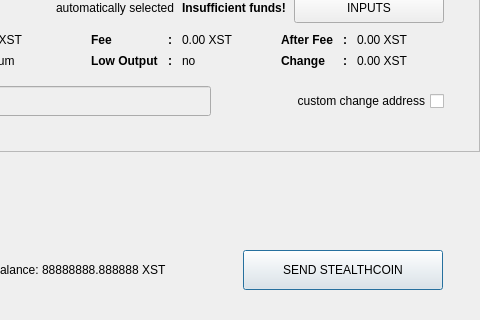
Above: src/qt/forms/sendcoinsdialog.ui from Stealth-R-D-LLC/Stealth before the change; both pictures show x 345 to 825 and y 208 to 528 of the 825 by 528 pixel window. Below: the same form after it.
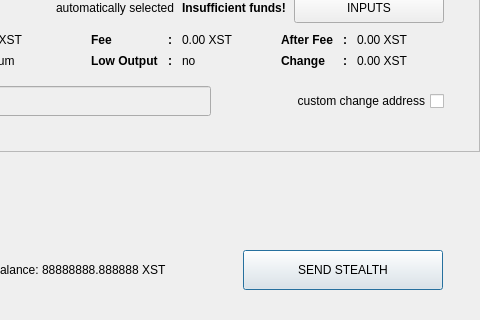
That is the form after the change.

Commit message: Rebrand to Stealth, update seed nodes

Diff of the .ui file:
```diff
--- a/src/qt/forms/sendcoinsdialog.ui
+++ b/src/qt/forms/sendcoinsdialog.ui
@@ -978,7 +978,7 @@
         <string>Confirm the send action</string>
        </property>
        <property name="text">
-        <string>SEND STEALTHCOIN</string>
+        <string>SEND STEALTH</string>
        </property>
        <property name="default">
         <bool>true</bool>
```
The commit also changes 63 other files.
